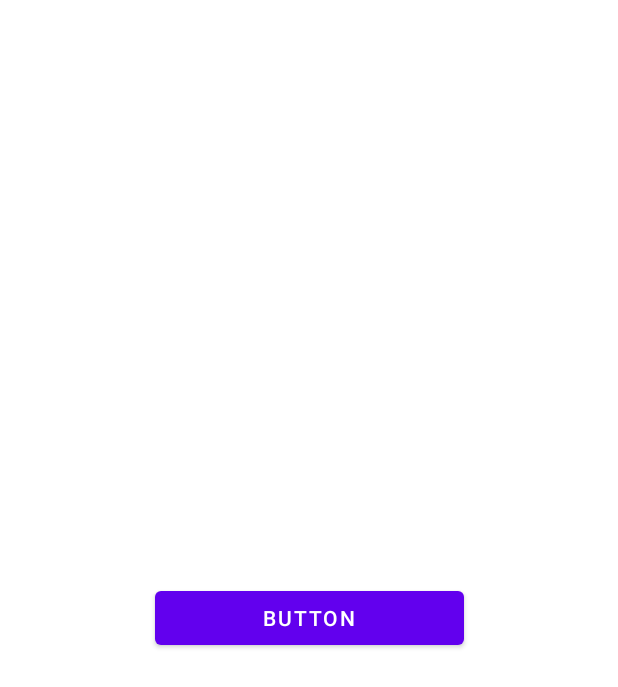
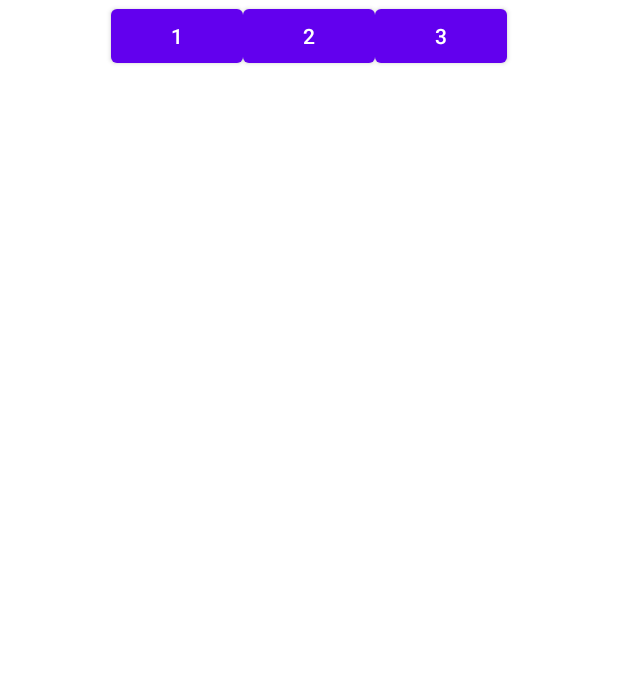
Before and after one commit to IgorDmitrievNZ/NasaApp, an Android app: the fragment ConstraintFragment placed in its activity, on a phone screen of 412 x 824 dp. Shown: the top 687 px of the screen. Run offline under Robolectric (Android 15) with nearby library versions, the phone set to English and light mode, and no system bars; pictures from the network do not load; Roboto replaces fonts that are not available here.

Commit message:
lesson 4 chain

```diff
--- a/app/src/main/res/layout/fragment_constraint.xml
+++ b/app/src/main/res/layout/fragment_constraint.xml
@@ -6,13 +6,32 @@
 
 
     <com.google.android.material.button.MaterialButton
-        android:layout_width="0dp"
+        android:id="@+id/materialButton1"
+        android:layout_width="wrap_content"
         android:layout_height="wrap_content"
-        android:text="button"
-        app:layout_constraintBottom_toBottomOf="parent"
+        android:text="1"
+
         app:layout_constraintEnd_toEndOf="parent"
+        app:layout_constraintEnd_toStartOf="@+id/materialButton2"
+        app:layout_constraintHorizontal_bias="0.5"
+        app:layout_constraintHorizontal_chainStyle="packed"
         app:layout_constraintStart_toStartOf="parent"
-        app:layout_constraintTop_toTopOf="parent"
-        app:layout_constraintWidth_percent="0.5" />
+        app:layout_constraintTop_toTopOf="parent" />
+
+    <com.google.android.material.button.MaterialButton
+        android:id="@+id/materialButton2"
+        android:layout_width="wrap_content"
+        android:layout_height="wrap_content"
+        android:text="2"
+        app:layout_constraintEnd_toStartOf="@+id/materialButton3"
+        app:layout_constraintStart_toEndOf="@+id/materialButton1" />
+
+    <com.google.android.material.button.MaterialButton
+        android:id="@+id/materialButton3"
+        android:layout_width="wrap_content"
+        android:layout_height="wrap_content"
+        android:text="3"
+        app:layout_constraintEnd_toEndOf="parent"
+        app:layout_constraintStart_toEndOf="@+id/materialButton2" />
 
 </androidx.constraintlayout.widget.ConstraintLayout>
```
